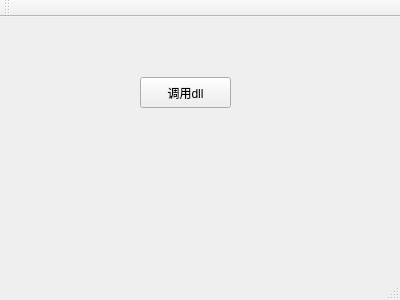
Before: the Qt Designer form c++/call_module/CallQtDll/mainwindow.ui in hyperxcode/code_utils, drawn with Qt 5.
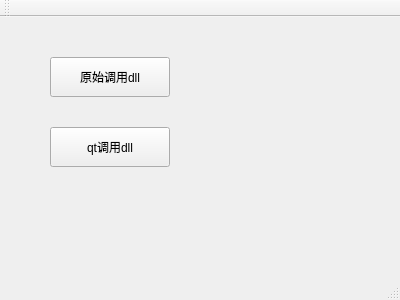
After: the same form once the commit is applied.

```diff
--- a/c++/call_module/CallQtDll/mainwindow.ui
+++ b/c++/call_module/CallQtDll/mainwindow.ui
@@ -17,14 +17,27 @@
    <widget class="QPushButton" name="pushButton">
     <property name="geometry">
      <rect>
-      <x>140</x>
-      <y>60</y>
-      <width>91</width>
-      <height>31</height>
+      <x>50</x>
+      <y>40</y>
+      <width>120</width>
+      <height>40</height>
      </rect>
     </property>
     <property name="text">
-     <string>调用dll</string>
+     <string>原始调用dll</string>
+    </property>
+   </widget>
+   <widget class="QPushButton" name="pushButton_2">
+    <property name="geometry">
+     <rect>
+      <x>50</x>
+      <y>110</y>
+      <width>120</width>
+      <height>40</height>
+     </rect>
+    </property>
+    <property name="text">
+     <string>qt调用dll</string>
     </property>
    </widget>
   </widget>
```
Left out of the diff: 2 changed lines with no effect on the pictures.
